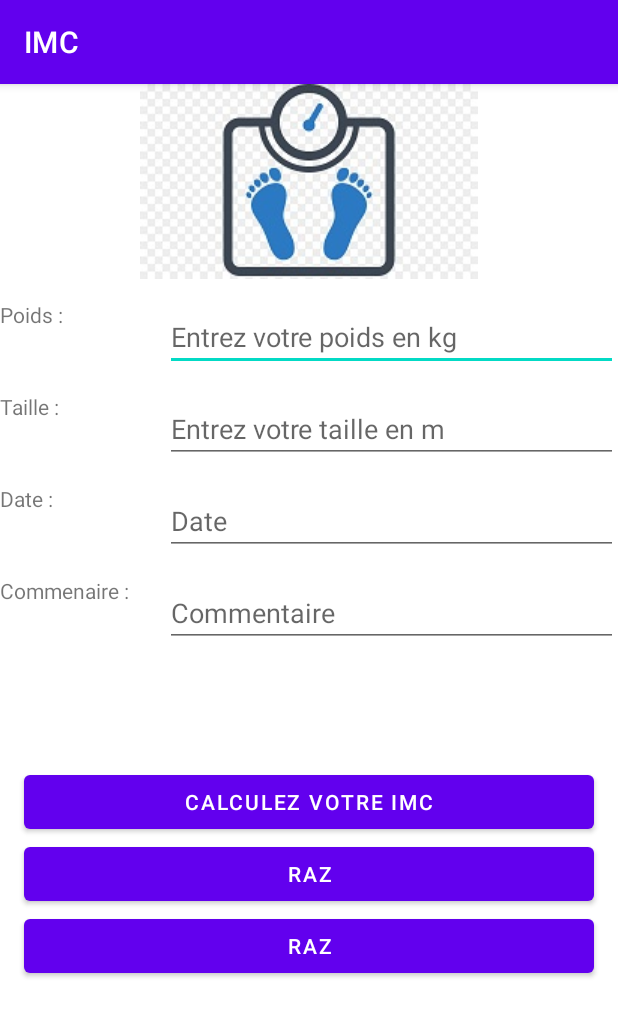
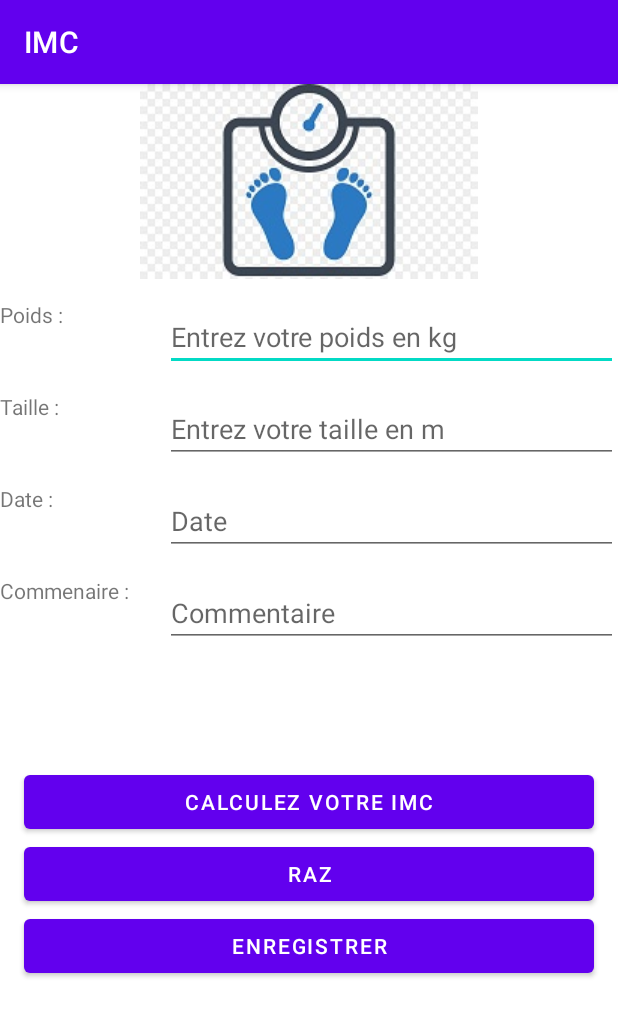
Before and after one commit to flub78/ANdroidImc, an Android app: the screen it shows after launch (ImcActivity), on a phone screen of 412 x 824 dp. Shown: the top 1017 px of the screen. Run offline under Robolectric (Android 15) with nearby library versions, the phone set to English and light mode, and no system bars.

Commit message:
Adding scrollView + string translation

```diff
--- a/app/src/main/res/layout/activity_main.xml
+++ b/app/src/main/res/layout/activity_main.xml
@@ -20,7 +20,8 @@
         android:layout_marginTop="16dp"
         android:ems="10"
         android:hint="@string/entrez_votre_poids_en_kg"
-        android:inputType="numberDecimal"/>
+        android:inputType="numberDecimal"
+        android:autofillHints="" />
 
     <TextView
         android:layout_width="match_parent"
@@ -37,7 +38,8 @@
         android:layout_marginTop="16dp"
         android:ems="10"
         android:hint="@string/entrez_votre_taille_en_m"
-        android:inputType="numberDecimal" />
+        android:inputType="numberDecimal"
+        android:autofillHints="" />
 
     <TextView
         android:id="@+id/activity_main_result_text"
--- a/app/src/main/res/layout/activity_main2.xml
+++ b/app/src/main/res/layout/activity_main2.xml
@@ -1,8 +1,13 @@
 <?xml version="1.0" encoding="utf-8"?>
+<ScrollView
+    xmlns:android="http://schemas.android.com/apk/res/android"
+    android:layout_width="fill_parent"
+    android:layout_height="wrap_content">
+
 <LinearLayout xmlns:android="http://schemas.android.com/apk/res/android"
     xmlns:tools="http://schemas.android.com/tools"
     android:layout_width="match_parent"
-    android:layout_height="match_parent"
+    android:layout_height="wrap_content"
     android:orientation="vertical"
     tools:context=".ImcActivity">
 
@@ -157,5 +162,7 @@
         android:layout_height="wrap_content"
         android:layout_marginStart="16dp"
         android:layout_marginEnd="16dp"
-        android:text="@string/raz" />
+        android:text="@string/store" />
 </LinearLayout>
+
+</ScrollView>
--- a/app/src/main/res/values/strings.xml
+++ b/app/src/main/res/values/strings.xml
@@ -8,20 +8,21 @@
     <string name="poids">Poids :</string>
     <string name="IMC">IMC = %1$.2f</string>
     <string name="scale">pése-personne</string>
-    <string name="computing">Computing IMC</string>
+    <string name="computing">Calcul de l\'IMC</string>
     <string name="wrong_weight">Poids incorrect</string>
     <string name="wrong_size">Taille incorrecte</string>
     <string name="cannot_compute">IMC non significatif pour cette taille</string>
-    <string name="create_main">main activity creation</string>
-    <string name="verbose_log_example">verbose level is blue</string>
-    <string name="debug_log_example">debug level is green</string>
-    <string name="info_log_example">info level is white</string>
-    <string name="warning_log_example">Warning level is yellow</string>
-    <string name="error_log_example">Error level is red</string>
-    <string name="wtf_log_example">What the f...? level is red</string>
-    <string name="clearing_data">Clearing data</string>
+    <string name="create_main">Création de l\'activité principale</string>
+    <string name="verbose_log_example">verbose est bleu</string>
+    <string name="debug_log_example">debug est vert</string>
+    <string name="info_log_example">info est blanc</string>
+    <string name="warning_log_example">Warning est jaune</string>
+    <string name="error_log_example">Error est rouge</string>
+    <string name="wtf_log_example">What the f…? est touge</string>
+    <string name="clearing_data">Remise à zéro</string>
     <string name="date">Date :</string>
     <string name="date_hint">Date</string>
     <string name="comment">Commenaire :</string>
     <string name="comment_hint">Commentaire</string>
+    <string name="store">Enregistrer</string>
 </resources>
```
Also changed, not shown: 1 other file.
